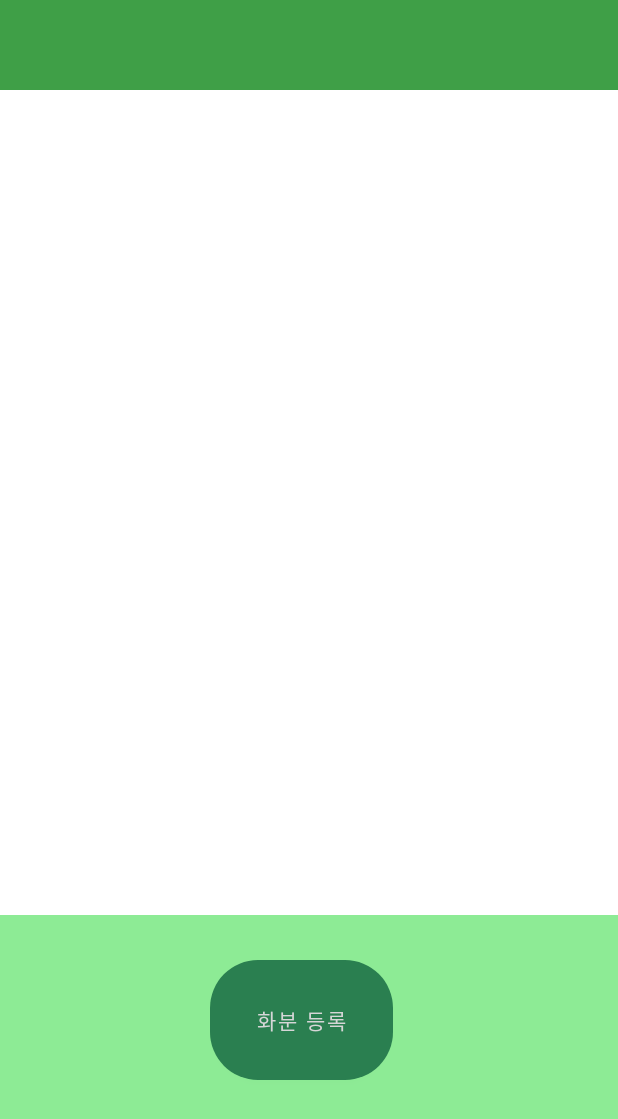
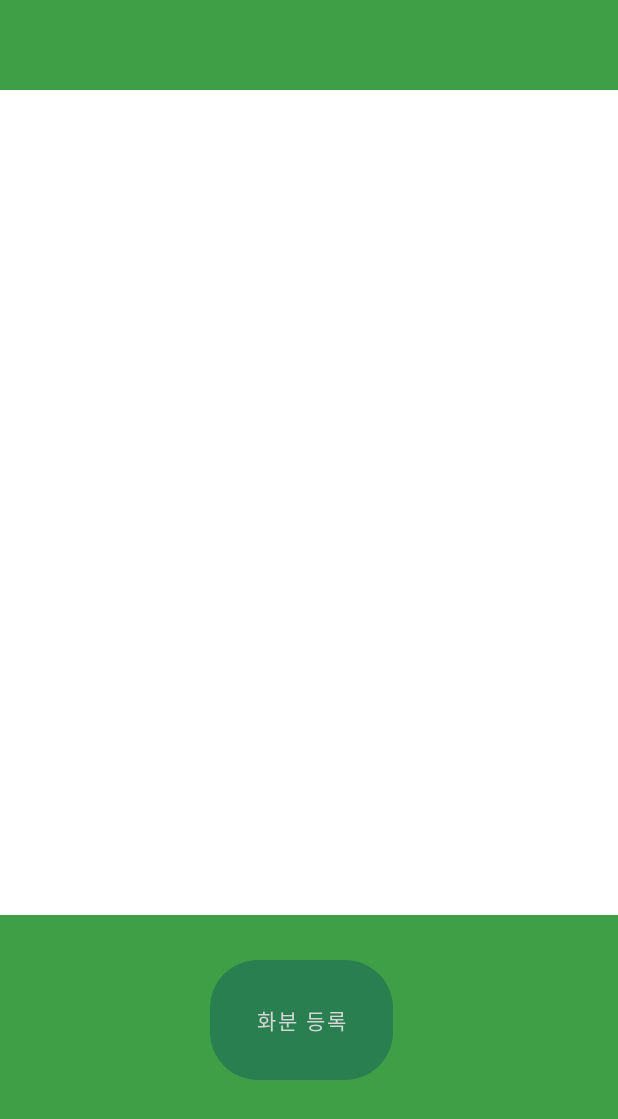
Before and after one commit to hp0724/SensorProject_SmartPlant, an Android app: the MainActivity2 screen opened directly, with no data from a screen before it, on a phone screen of 412 x 824 dp. Shown: the top 1119 px of the screen. Run offline under Robolectric (Android 15) with nearby library versions, the phone set to English and light mode, and no system bars; 2 statements that could not run were skipped.

Commit message:
디자인 변경

```diff
--- a/app/src/main/res/layout/activity_main2.xml
+++ b/app/src/main/res/layout/activity_main2.xml
@@ -44,7 +44,7 @@
 
         android:layout_width="match_parent"
          android:layout_height="match_parent"
-        android:background="#8deb95"
+        android:background="@color/main_color"
         android:orientation="vertical"
          >
 
--- a/app/src/main/res/layout/activity_upload.xml
+++ b/app/src/main/res/layout/activity_upload.xml
@@ -71,12 +71,13 @@
             android:id="@+id/des"
             android:layout_width="wrap_content"
             android:layout_height="99dp"
+            android:layout_below="@+id/plant_name"
             android:layout_marginLeft="110dp"
+            android:layout_marginTop="-1dp"
             android:fontFamily="@font/esamanru_light"
             android:hint="화분에 대한 설명을 입력하세요"
             android:paddingTop="30dp"
-        android:textColor="@color/black"
-        />
+            android:textColor="@color/black" />
 
     <LinearLayout
         android:layout_width="match_parent"
```
Also changed, not shown: app/src/main/res/drawable/unnamed.png. Lines whose indentation alone changed are shown as unchanged.
